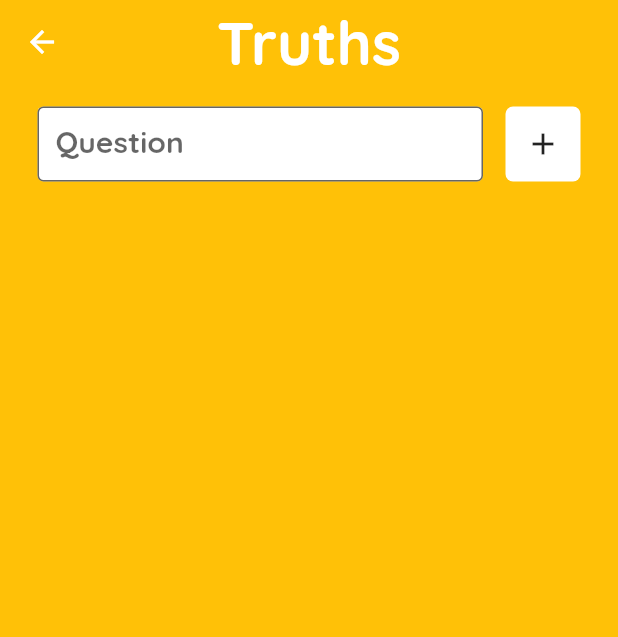
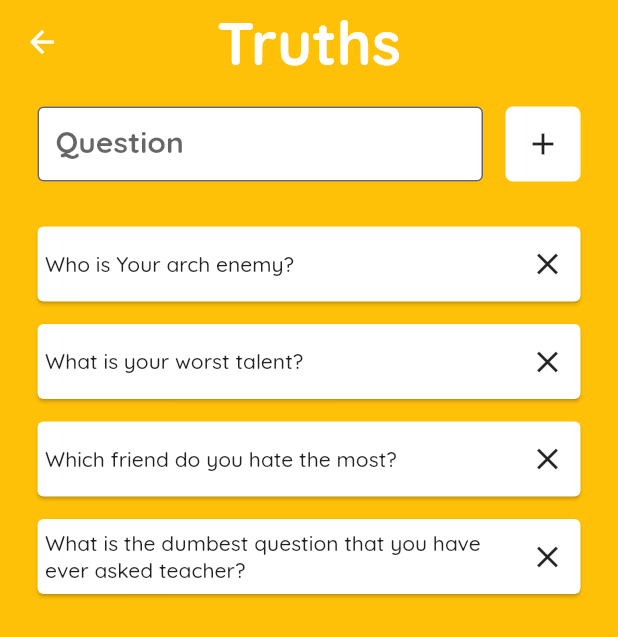
Before and after one commit to HamiiidAsgarian/flutter-truth-or-dare-game, a Flutter app: the screen it shows after launch, after a tap on "Make Truth", on a phone screen of 412 x 824 dp. Shown: the top 637 px of the screen. Run offline on Flutter 3.47's test engine with Material 2 defaults, Android fonts, the phone set to English and light mode, and no system bars; our stand-ins replace flutter_fortune_wheel, shared_preferences.

```diff
--- a/lib/screens/choice_screen.dart
+++ b/lib/screens/choice_screen.dart
@@ -39,9 +39,7 @@ class _ChoiceScreenState extends State<ChoiceScreen>
         duration: const Duration(milliseconds: 300));
     _animCntrl.reverse();
 
-    _animCntrl.addListener((() => setState(() {
-          // print(_animCntrl.value);
-        })));
+    _animCntrl.addListener((() => setState(() {})));
 
     super.initState();
   }
--- a/lib/screens/home_screen.dart
+++ b/lib/screens/home_screen.dart
@@ -18,18 +18,8 @@ class _HomeScreenState extends State<HomeScreen> {
   final Future<SharedPreferences> _prefs = SharedPreferences.getInstance();
 
   List<String> names = ['no name'];
-  List<String> truths = [
-    'Who is Your Arch enemy?',
-    'What is your ugliest bodypart?',
-    'Which friend do you hate the most?',
-    'What is your dumbest question that you have ever asked teacher?'
-  ];
-  List<String> dares = [
-    'Drink Pot water',
-    'Call 991 and screem your name',
-    'Eat raw fish',
-    'Bully the scools bully'
-  ];
+  List<String> truths = [];
+  List<String> dares = [];
 
   @override
   void initState() {
@@ -149,7 +139,7 @@ class _HomeScreenState extends State<HomeScreen> {
   getLocalNames() async {
     final prefs = await _prefs;
     // setState(() {
-    names = prefs.getStringList("names") ?? [];
+    names = prefs.getStringList("names") ?? ['Defult Name1'];
     // });
     log("get Local Names success => $names");
   }
@@ -159,15 +149,21 @@ class _HomeScreenState extends State<HomeScreen> {
 
     await prefs.setStringList("names", names).then((value) {
       log("set Local Names success = > $names");
-      return names;
+      return (names.isNotEmpty ? names : []);
     });
   }
 
   getLocalTruths() async {
     final prefs = await _prefs;
     // setState(() {
-    truths = prefs.getStringList("truths") ?? [];
-    // });
+    truths = prefs.getStringList("truths") ??
+        [
+          'Who is Your arch enemy?',
+          'What is your worst talent?',
+          'Which friend do you hate the most?',
+          'What is the dumbest question that you have ever asked teacher?'
+        ];
+
     log("get Local truths success => $truths");
   }
 
@@ -183,7 +179,13 @@ class _HomeScreenState extends State<HomeScreen> {
   getLocalDares() async {
     final prefs = await _prefs;
 
-    dares = prefs.getStringList("dares") ?? [];
+    dares = prefs.getStringList("dares") ??
+        [
+          'Drink Pot water',
+          'Call 991 and screem your name',
+          'Eat raw fish',
+          'Bully scool\'s bully'
+        ];
 
     log("get Local dares success => $dares");
   }
@@ -193,6 +195,7 @@ class _HomeScreenState extends State<HomeScreen> {
 
     await prefs.setStringList("dares", dares).then((value) {
       log("set Local dares success = > $dares");
+
       return dares;
     });
   }
--- a/lib/theme.dart
+++ b/lib/theme.dart
@@ -1,6 +1,19 @@
 import 'package:flutter/material.dart';
 
 class CustomTheme {
+  static List<Color> fortuneColors = [
+    Colors.red,
+    Colors.green,
+    Colors.blue,
+    Colors.yellow,
+    Colors.pink,
+    Colors.purple,
+    Colors.amberAccent,
+    Colors.blue,
+    Colors.brown,
+    Colors.orange
+  ];
+
   static Color mainGreen = const Color.fromARGB(255, 0, 129, 17);
   static Color mainRed = const Color.fromARGB(255, 241, 160, 8);
   static Color mainBlue = Colors.blue;
```
Also changed, not shown: lib/screens/wheel_screen.dart (+13 -59 lines).
